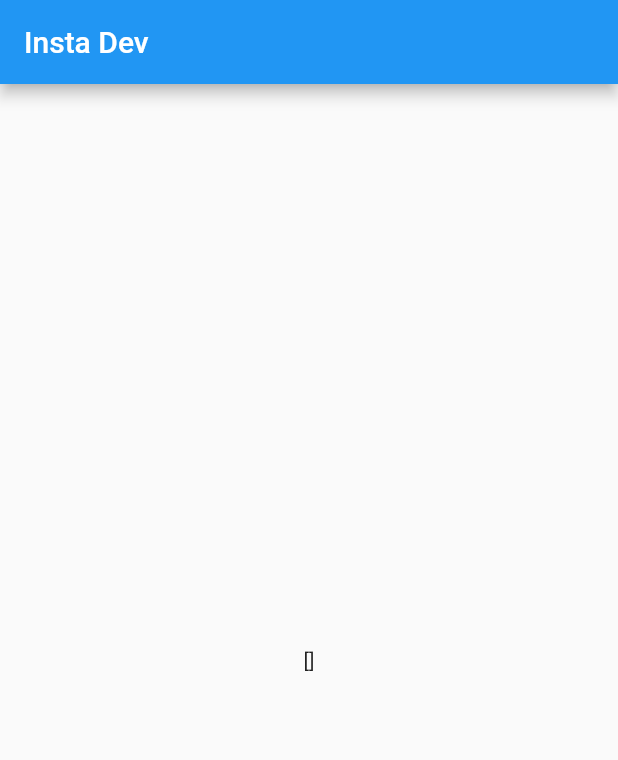
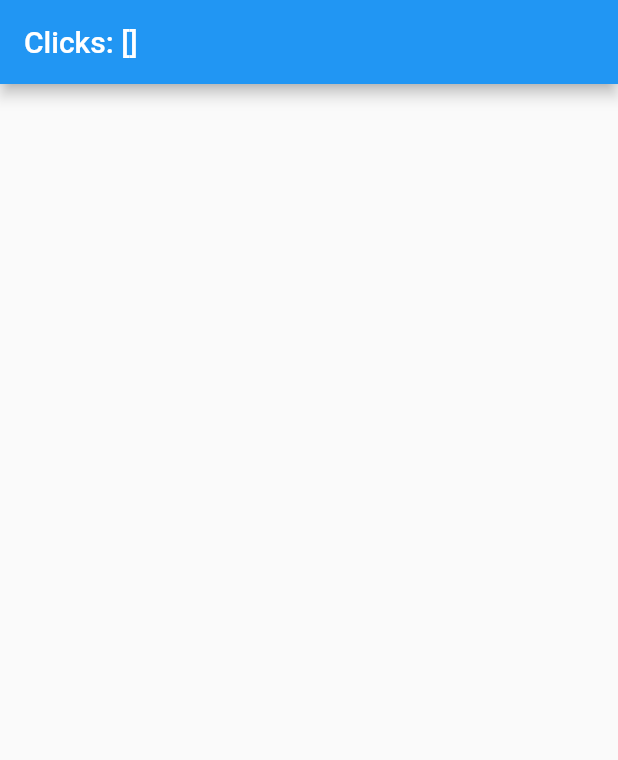
Before and after one commit to 0xj0hn/insta-dev, a Flutter app: the screen it shows after launch, on a phone screen of 412 x 824 dp. Shown: the top 760 px of the screen. Run offline on Flutter 3.47's test engine with Material 2 defaults, Android fonts, the phone set to English and light mode, and no system bars; our stand-ins replace get.

Commit message:
add account widget to accounter.dart

```diff
--- a/App/insta_dev/lib/main.dart
+++ b/App/insta_dev/lib/main.dart
@@ -15,40 +15,40 @@
       theme: ThemeData(
         primarySwatch: Colors.blue,
       ),
-      home: MainPage(),
+      home: Home(),
       debugShowCheckedModeBanner: false,
     );
   }
 }
 
-class MainPage extends StatelessWidget {
+class Home extends StatelessWidget {
   @override
-  Widget build(BuildContext context) {
-    Controller c = Get.put(Controller());
+  Widget build(context) {
+    // Instantiate your class using Get.put() to make it available for all "child" routes there.
+    final Controller c = Get.put(Controller());
+
     return Scaffold(
+      // Use Obx(()=> to update Text() whenever count is changed.
       appBar: AppBar(
-        title: Text("Insta Dev"),
+        title: Obx(
+          () => Text("Clicks: ${c.widgets}"),
+        ),
       ),
-      body: Center(
+      body: Container(
         child: Padding(
-          padding: EdgeInsets.all(30),
-          child: Text(
-            c.widgets.value.toString(),
+          padding: EdgeInsets.all(100),
+          child: Obx(
+            () => ListView(
+              children: c.widgets,
+            ),
           ),
         ),
       ),
       floatingActionButton: FloatingActionButton(
         child: Icon(Icons.add),
         onPressed: () {
-          // Navigator.push(
-          //   context,
-          //   MaterialPageRoute(
-          //     builder: (context) => Accounter(),
-          //   ),
-          // );
           Get.to(() => Accounter());
         },
-        tooltip: "اضافه کردن اکانت",
       ),
     );
   }
--- a/App/insta_dev/lib/utils.dart
+++ b/App/insta_dev/lib/utils.dart
@@ -2,6 +2,7 @@
 import 'package:get/get.dart';
 
 class Controller extends GetxController {
+  //visible or hide password
   var is_visible = false.obs;
   bool vd() {
     // is_visible = b.obs;
@@ -12,8 +13,9 @@
     }
   }
 
-  var widgets = List<Widget>().obs;
-  void add_widget(widgets, widget) {
-    widgets.value.add(widget);
+  //add widget
+  RxList<Widget> widgets = <Widget>[].obs;
+  void add_widget(widget) {
+    this.widgets.value.add(widget);
   }
 }
```
Also changed, not shown: App/insta_dev/lib/accounter.dart (+41 -1 lines).
